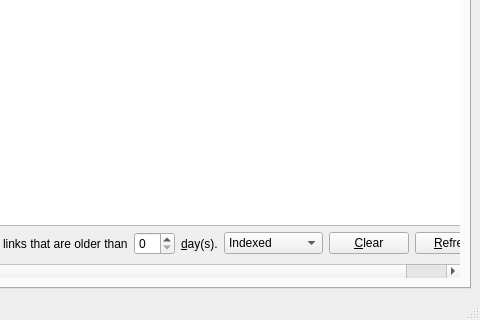
Above: branches/trunk/UI/spot-on-rss.ui from textbrowser/spot-on before the change; both pictures show x 170 to 650 and y 330 to 650 of the 650 by 650 pixel window. Below: the same form after it.
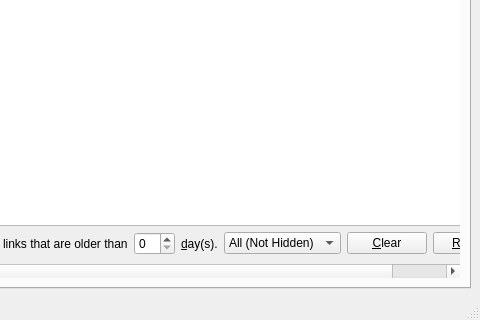
That is the form after the change. The open tabs and pages were chosen to show the change. Icons and pictures are not drawn. Custom widgets are drawn as their Qt base class.

```diff
--- a/branches/trunk/UI/spot-on-rss.ui
+++ b/branches/trunk/UI/spot-on-rss.ui
@@ -471,8 +471,8 @@
             <rect>
              <x>0</x>
              <y>0</y>
-             <width>779</width>
-             <height>151</height>
+             <width>784</width>
+             <height>510</height>
             </rect>
            </property>
            <layout class="QVBoxLayout" name="verticalLayout_6">
@@ -547,14 +547,14 @@
               <item>
                <widget class="QComboBox" name="timeline_filter">
                 <property name="currentIndex">
-                 <number>3</number>
+                 <number>0</number>
                 </property>
                 <property name="sizeAdjustPolicy">
                  <enum>QComboBox::AdjustToContents</enum>
                 </property>
                 <item>
                  <property name="text">
-                  <string>All</string>
+                  <string>All (Not Hidden)</string>
                  </property>
                 </item>
                 <item>
```
